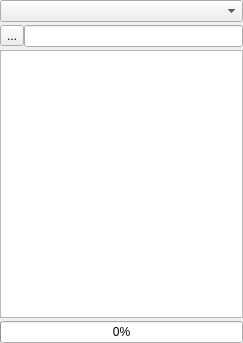
Qt form xinx/ui/xmlpresentationwidget.ui (phoenix741/xinx) before a commit.
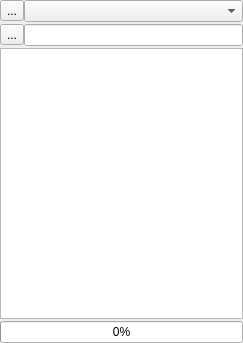
The same form after that commit. Icons and pictures are not drawn.

What changed in the file:
```diff
--- a/xinx/ui/xmlpresentationwidget.ui
+++ b/xinx/ui/xmlpresentationwidget.ui
@@ -29,9 +29,19 @@
     <number>0</number>
    </property>
    <property name="verticalSpacing" >
-    <number>3</number>
+    <number>2</number>
    </property>
-   <item row="0" column="0" colspan="2" >
+   <item row="0" column="0" >
+    <widget class="QToolButton" name="m_refreshToolButton" >
+     <property name="text" >
+      <string>...</string>
+     </property>
+     <property name="icon" >
+      <iconset resource="../application.qrc" >:/images/reload.png</iconset>
+     </property>
+    </widget>
+   </item>
+   <item row="0" column="1" >
     <widget class="QComboBox" name="m_presentationComboBox" />
    </item>
    <item row="1" column="0" >
```
